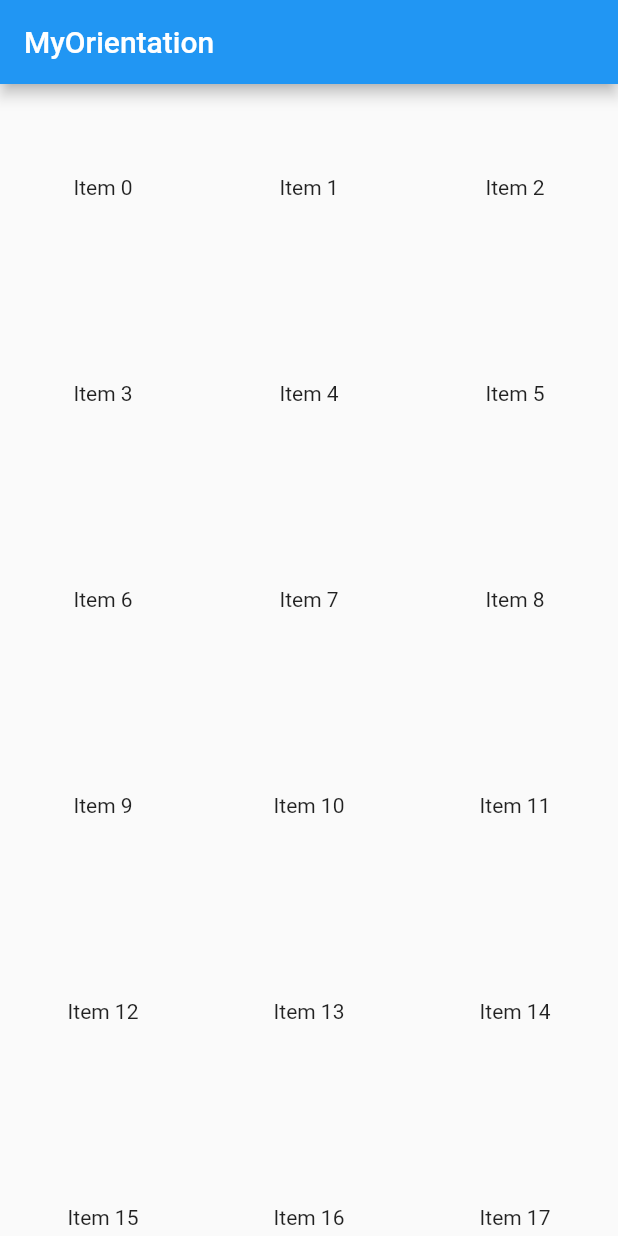
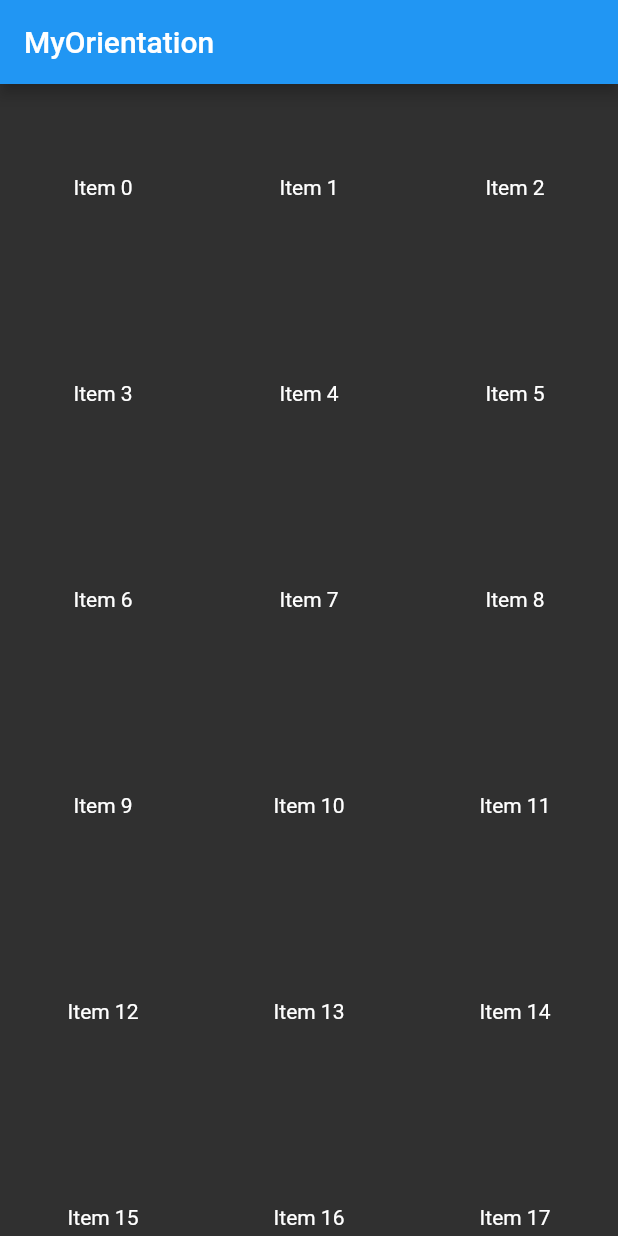
Before and after one commit to beegle-evan/flutter-tutorial-study, a Flutter app: the screen it shows after launch, on a phone screen of 412 x 824 dp. Run offline on Flutter 3.47's test engine with Material 2 defaults, Android fonts, the phone set to English and light mode, and no system bars.

Commit message:
[Add] Theme

```diff
--- a/flutter_tutorial_study/lib/main.dart
+++ b/flutter_tutorial_study/lib/main.dart
@@ -16,22 +16,20 @@ class MyApp extends StatelessWidget {
     return MaterialApp(
       title: 'Flutter Demo',
       theme: ThemeData(
-        // This is the theme of your application.
-        //
-        // Try running your application with "flutter run". You'll see the
-        // application has a blue toolbar. Then, without quitting the app, try
-        // changing the primarySwatch below to Colors.green and then invoke
-        // "hot reload" (press "r" in the console where you ran "flutter run",
-        // or simply save your changes to "hot reload" in a Flutter IDE).
-        // Notice that the counter didn't reset back to zero; the application
-        // is not restarted.
-        primarySwatch: Colors.blue,
-        // This makes the visual density adapt to the platform that you run
-        // the app on. For desktop platforms, the controls will be smaller and
-        // closer together (more dense) than on mobile platforms.
-        visualDensity: VisualDensity.adaptivePlatformDensity,
+//        primarySwatch: Colors.yellow,
+//        visualDensity: VisualDensity.adaptivePlatformDensity,
+        primaryColor: Colors.blue,
+        accentColor: Colors.yellow,
+        brightness: Brightness.dark
       ),
       home: MyHomePage(title: 'Flutter Demo Home Page'),
+      routes: <String, WidgetBuilder> {
+        '/AnimatedContainer': (BuildContext context) => new MyAnimatedContainer(),
+        '/AnimatedOpacity': (BuildContext context) => new MyAnimatedOpacity(),
+        '/Drawer': (BuildContext context) => new MyDrawer(),
+        '/OrientationBuilder': (BuildContext context) => new MyOrientation(),
+        '/SnackBar': (BuildContext context) => new MySnackBar(),
+      },
     );
   }
 }
@@ -76,6 +74,16 @@ class _MyHomePageState extends State<MyHomePage> {
     // The Flutter framework has been optimized to make rerunning build methods
     // fast, so that you can just rebuild anything that needs updating rather
     // than having to individually change instances of widgets.
+//    return ListView(
+//      children: <Widget>[
+//        ListTile(
+//          title: Text('item1'),
+//          onTap: () {
+//            Navigator.of(context).pushNamed('/Theme');
+//          },
+//        )
+//      ],
+//    );
     return MyOrientation();
   }
 }
```
